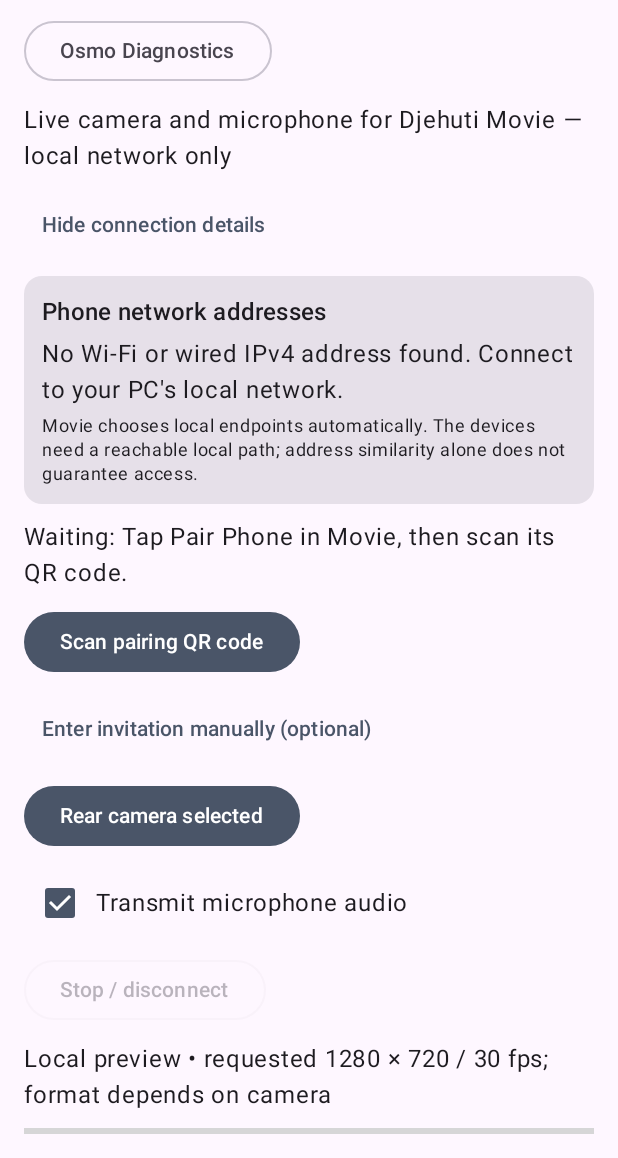
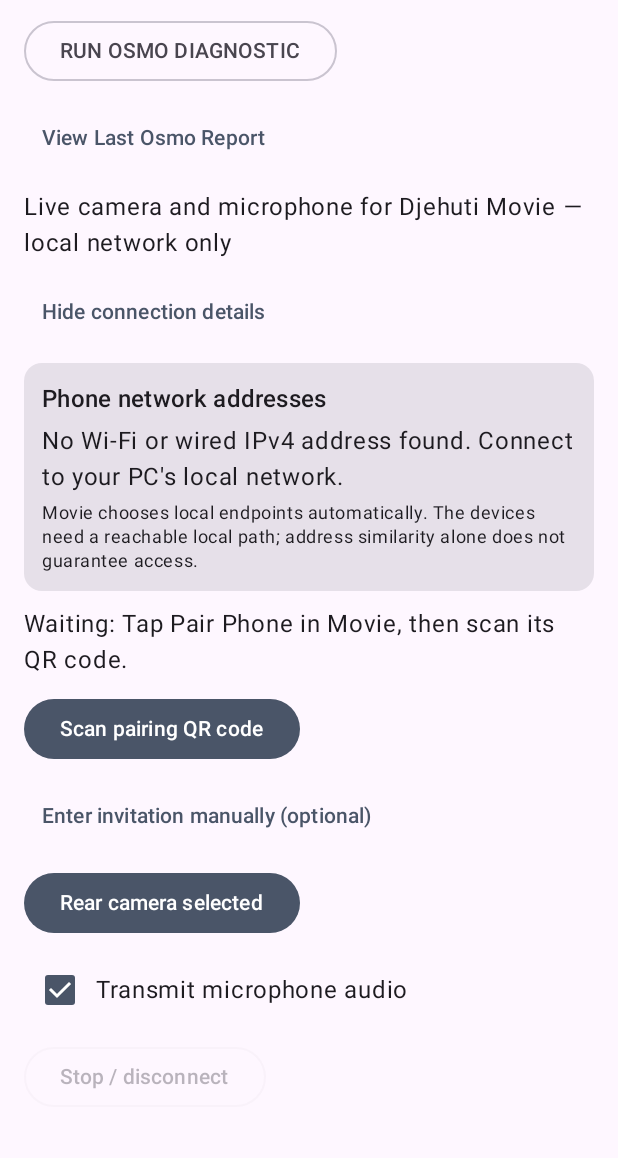
Before and after one commit to wwestlake/Creation-Remote-Android, an Android app built with Jetpack Compose: the composable WebCamApp shown on its own in the app's theme, after a tap on "Connection details", on a phone screen of 412 x 824 dp, the part 78-1236 px from its top. Run offline under Robolectric (Android 15) with nearby library versions, the phone set to English and light mode, and no system bars; libraries missing offline, so code that uses them is left out: androidx.camera.core, androidx.camera.mlkit, androidx.camera.view, com.google.mlkit.vision, org.webrtc; 3 statements that could not run were skipped.

Commit message:
Expose one-press Osmo diagnostic on app home and finalize report delivery

```diff
--- a/app/src/main/java/com/lagdaemon/creationremote/MainActivity.kt
+++ b/app/src/main/java/com/lagdaemon/creationremote/MainActivity.kt
@@ -17,8 +17,9 @@ class MainActivity : ComponentActivity() {
             CreationRemoteTheme {
                 run {
                     var diagnostics by remember { mutableStateOf(false) }
-                    if(diagnostics) BleDiagnosticsScreen{diagnostics=false}
-                    else WebCamApp(onDiagnostics={diagnostics=true})
+                    var runOnOpen by remember { mutableStateOf(false) }
+                    if(diagnostics) BleDiagnosticsScreen(startOnOpen=runOnOpen){diagnostics=false}
+                    else WebCamApp(onDiagnostics={runOnOpen=true;diagnostics=true},onViewOsmoReport={runOnOpen=false;diagnostics=true})
                 }
             }
         }
--- a/app/src/main/java/com/lagdaemon/creationremote/gimbal/AutomaticOsmoRuntime.kt
+++ b/app/src/main/java/com/lagdaemon/creationremote/gimbal/AutomaticOsmoRuntime.kt
@@ -71,7 +71,7 @@ class AutomaticOsmoRuntime(private val context:Context,private val update:(Snaps
     fun authorizeDestination(uri:Uri){
         var persisted=false
         try{context.contentResolver.takePersistableUriPermission(uri,Intent.FLAG_GRANT_WRITE_URI_PERMISSION);persisted=true}catch(_:SecurityException){}
-        if(persisted)preferences.edit().putString("uri",uri.toString()).apply()
+        if(persisted)preferences.edit().putString("uri",uri.toString()).apply() else preferences.edit().remove("uri").apply()
         coordinator?.report?.let{copyDocument(uri,it,persisted)}
     }
     private fun copyToRemembered(text:String){
--- a/app/src/main/java/com/lagdaemon/creationremote/gimbal/BleDiagnosticsScreen.kt
+++ b/app/src/main/java/com/lagdaemon/creationremote/gimbal/BleDiagnosticsScreen.kt
@@ -28,10 +28,11 @@ class OsmoDiagnosticsModel(application:Application):AndroidViewModel(application
 }
 
 @Composable
-fun BleDiagnosticsScreen(model:OsmoDiagnosticsModel=viewModel(),onBack:()->Unit) {
+fun BleDiagnosticsScreen(model:OsmoDiagnosticsModel=viewModel(),startOnOpen:Boolean=false,onBack:()->Unit) {
     val context=LocalContext.current;val owner=LocalLifecycleOwner.current
     val s=model.snapshot;val runtime=model.runtime
     var details by remember{mutableStateOf(false)}
+    LaunchedEffect(startOnOpen){if(startOnOpen)runtime.start()}
     val permission=rememberLauncherForActivityResult(ActivityResultContracts.RequestMultiplePermissions()){runtime.permissionResult()}
     val destination=rememberLauncherForActivityResult(ActivityResultContracts.CreateDocument("application/json")){uri->if(uri!=null)runtime.authorizeDestination(uri)}
     LaunchedEffect(s.permissionRequest){if(s.permissionRequest>model.requestedPermission){
--- a/app/src/main/java/com/lagdaemon/creationremote/webcam/WebCamApp.kt
+++ b/app/src/main/java/com/lagdaemon/creationremote/webcam/WebCamApp.kt
@@ -31,7 +31,7 @@ import com.google.mlkit.vision.barcode.BarcodeScanning
 import org.webrtc.SurfaceViewRenderer
 
 @Composable
-fun WebCamApp(onDiagnostics:()->Unit = {}) {
+fun WebCamApp(onDiagnostics:()->Unit = {},onViewOsmoReport:()->Unit = {}) {
     val context=LocalContext.current
     val owner=LocalLifecycleOwner.current
     var showNetworkDetails by remember { mutableStateOf(false) }
@@ -87,7 +87,8 @@ fun WebCamApp(onDiagnostics:()->Unit = {}) {
     Surface(Modifier.fillMaxSize()) {
         Column(Modifier.fillMaxSize().padding(16.dp).verticalScroll(rememberScrollState()),verticalArrangement=Arrangement.spacedBy(10.dp)) {
             Text("Djehuti WebCam",style=MaterialTheme.typography.headlineMedium)
-            OutlinedButton(enabled=session==null&&!scanner,onClick=onDiagnostics){Text("Osmo Diagnostics")}
+            OutlinedButton(enabled=session==null&&!scanner,onClick=onDiagnostics){Text("RUN OSMO DIAGNOSTIC")}
+            TextButton(enabled=session==null&&!scanner,onClick=onViewOsmoReport){Text("View Last Osmo Report")}
             Text("Live camera and microphone for Djehuti Movie — local network only")
             TextButton(onClick={showNetworkDetails=!showNetworkDetails}){Text(if(showNetworkDetails)"Hide connection details" else "Connection details")}
             if(showNetworkDetails) Card(Modifier.fillMaxWidth()) {
```
Also changed, not shown: 2 other files.
